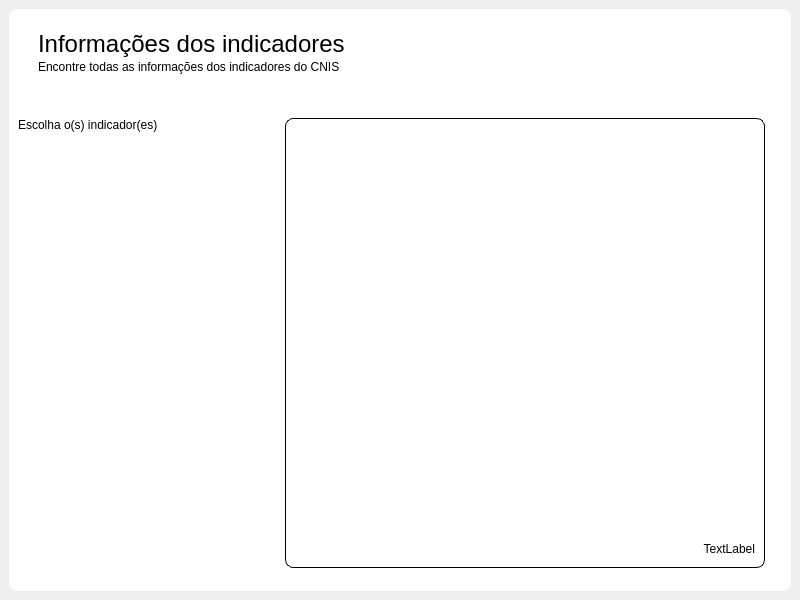
This is Telas/UI/pgInfoIndicadores.ui in newprev/PrevCliente as Qt 5 draws it before an edit. The edited form follows.
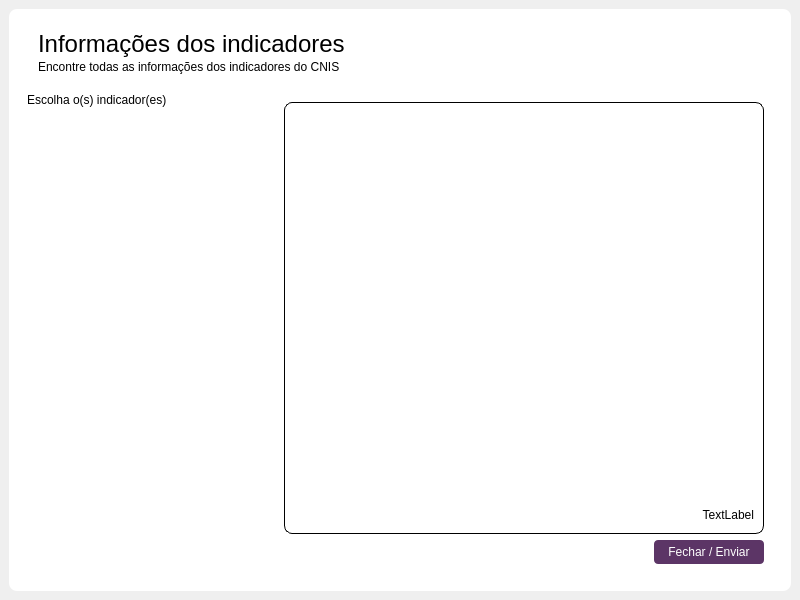
This is the edited form.

Commit message: Atualizações de cálculos e indicadores

```diff
--- a/Telas/UI/pgInfoIndicadores.ui
+++ b/Telas/UI/pgInfoIndicadores.ui
@@ -56,6 +56,27 @@
 
 #scaIndicadores {
 	background-color: white;
+}
+
+/* --------------------------------------------- Push Button --------------------------------------------- */
+
+#pbEnviar {
+	font-family: &quot;TeX Gyre Adventor&quot;;
+	font-size: 12px;
+	color: white;
+
+	border-radius: 4px;
+/*	background-color: rgb(52, 73, 94);*/
+	background-color: rgb(92, 53, 102);
+}
+
+#pbEnviar:hover {
+	font-family: &quot;TeX Gyre Adventor&quot;;
+	font-size: 12px;
+	color: white;
+
+	border-radius: 4px;
+	background-color: rgb(72, 93, 114);
 }</string>
   </property>
   <widget class="QWidget" name="wdgMain">
@@ -71,6 +92,12 @@
       <layout class="QVBoxLayout" name="verticalLayout_2">
        <item>
         <widget class="QFrame" name="frCabecalho">
+         <property name="minimumSize">
+          <size>
+           <width>0</width>
+           <height>60</height>
+          </size>
+         </property>
          <property name="maximumSize">
           <size>
            <width>16777215</width>
@@ -111,8 +138,11 @@
          </widget>
         </widget>
        </item>
-       <item alignment="Qt::AlignVCenter">
+       <item>
         <widget class="QFrame" name="frConteudo">
+         <property name="enabled">
+          <bool>true</bool>
+         </property>
          <property name="frameShape">
           <enum>QFrame::NoFrame</enum>
          </property>
@@ -120,21 +150,6 @@
           <enum>QFrame::Raised</enum>
          </property>
          <layout class="QHBoxLayout" name="horizontalLayout">
-          <property name="spacing">
-           <number>0</number>
-          </property>
-          <property name="leftMargin">
-           <number>0</number>
-          </property>
-          <property name="topMargin">
-           <number>0</number>
-          </property>
-          <property name="rightMargin">
-           <number>0</number>
-          </property>
-          <property name="bottomMargin">
-           <number>0</number>
-          </property>
           <item>
            <widget class="QFrame" name="frame">
             <property name="maximumSize">
@@ -188,8 +203,8 @@
                  <rect>
                   <x>0</x>
                   <y>0</y>
-                  <width>250</width>
-                  <height>434</height>
+                  <width>242</width>
+                  <height>464</height>
                  </rect>
                 </property>
                </widget>
@@ -198,7 +213,7 @@
             </layout>
            </widget>
           </item>
-          <item alignment="Qt::AlignHCenter">
+          <item>
            <widget class="QFrame" name="frame_2">
             <property name="frameShape">
              <enum>QFrame::NoFrame</enum>
@@ -223,11 +238,20 @@
               <number>0</number>
              </property>
              <item>
+              <widget class="QFrame" name="frame_3">
+               <property name="frameShape">
+                <enum>QFrame::NoFrame</enum>
+               </property>
+               <property name="frameShadow">
+                <enum>QFrame::Raised</enum>
+               </property>
+               <layout class="QVBoxLayout" name="verticalLayout_6">
+                <item>
               <widget class="QFrame" name="frDescricao">
                <property name="minimumSize">
                 <size>
                  <width>480</width>
-                 <height>450</height>
+                    <height>420</height>
                 </size>
                </property>
                <property name="maximumSize">
@@ -310,6 +334,22 @@
                   </property>
                   <property name="textInteractionFlags">
                    <set>Qt::LinksAccessibleByMouse|Qt::TextSelectableByMouse</set>
+                     </property>
+                    </widget>
+                   </item>
+                  </layout>
+                 </widget>
+                </item>
+                <item alignment="Qt::AlignRight">
+                 <widget class="QPushButton" name="pbEnviar">
+                  <property name="minimumSize">
+                   <size>
+                    <width>110</width>
+                    <height>24</height>
+                   </size>
+                  </property>
+                  <property name="text">
+                   <string>Fechar / Enviar</string>
                   </property>
                  </widget>
                 </item>
```
Lines whose indentation alone changed are shown as unchanged. The commit also changes 11 other files.
